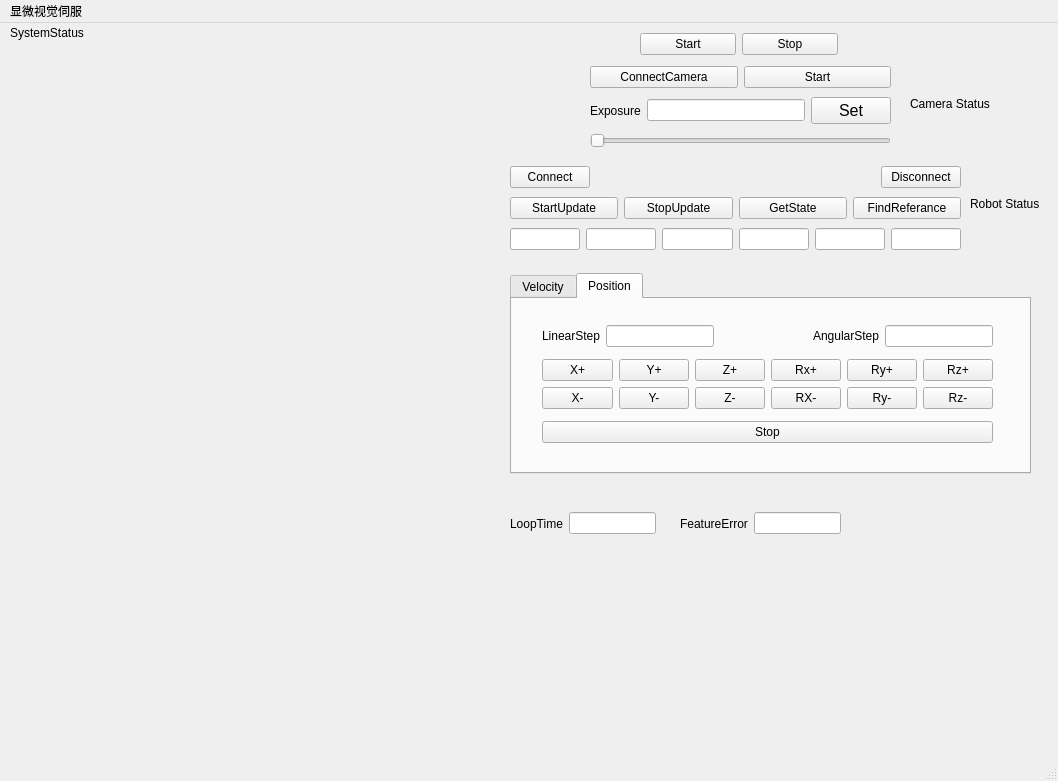
First picture: the form in mainwindow.ui, repository fengyu1993/Microscopic_Visual_Servoing, before the edit.
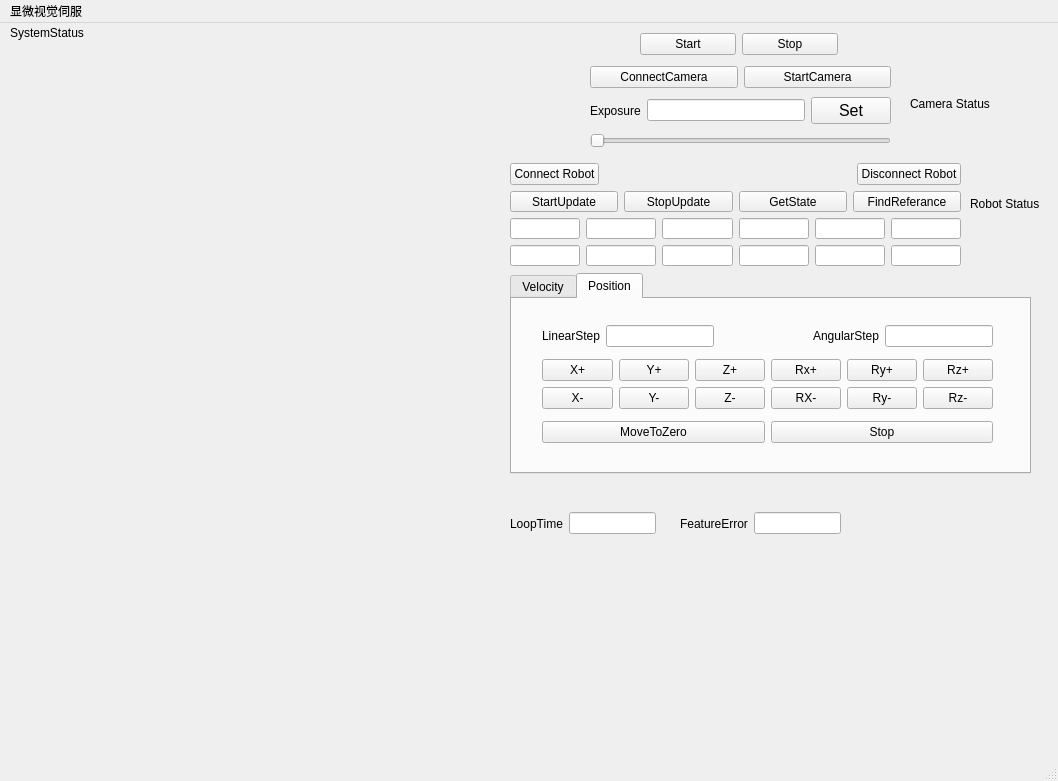
Second picture: the form after the edit.

The edit to the form file:
```diff
--- a/mainwindow.ui
+++ b/mainwindow.ui
@@ -412,11 +412,22 @@
         </layout>
        </item>
        <item>
-        <widget class="QPushButton" name="Stop_2">
-         <property name="text">
-          <string>Stop</string>
-         </property>
-        </widget>
+        <layout class="QHBoxLayout" name="horizontalLayout_18">
+         <item>
+          <widget class="QPushButton" name="MoveToZero_2">
+           <property name="text">
+            <string>MoveToZero</string>
+           </property>
+          </widget>
+         </item>
+         <item>
+          <widget class="QPushButton" name="Stop_2">
+           <property name="text">
+            <string>Stop</string>
+           </property>
+          </widget>
+         </item>
+        </layout>
        </item>
       </layout>
      </widget>
@@ -428,7 +439,7 @@
       <x>510</x>
       <y>140</y>
       <width>451</width>
-      <height>90</height>
+      <height>103</height>
      </rect>
     </property>
     <layout class="QVBoxLayout" name="verticalLayout_8">
@@ -437,7 +448,7 @@
        <item>
         <widget class="QPushButton" name="connect">
          <property name="text">
-          <string>Connect</string>
+          <string>Connect Robot</string>
          </property>
         </widget>
        </item>
@@ -457,7 +468,7 @@
        <item>
         <widget class="QPushButton" name="disconnect">
          <property name="text">
-          <string>Disconnect</string>
+          <string>Disconnect Robot</string>
          </property>
         </widget>
        </item>
@@ -517,6 +528,28 @@
        </item>
       </layout>
      </item>
+     <item>
+      <layout class="QHBoxLayout" name="horizontalLayout_17">
+       <item>
+        <widget class="QLineEdit" name="current_joint_pos_1"/>
+       </item>
+       <item>
+        <widget class="QLineEdit" name="current_joint_pos_2"/>
+       </item>
+       <item>
+        <widget class="QLineEdit" name="current_joint_pos_3"/>
+       </item>
+       <item>
+        <widget class="QLineEdit" name="current_joint_pos_4"/>
+       </item>
+       <item>
+        <widget class="QLineEdit" name="current_joint_pos_5"/>
+       </item>
+       <item>
+        <widget class="QLineEdit" name="current_joint_pos_6"/>
+       </item>
+      </layout>
+     </item>
     </layout>
    </widget>
    <widget class="QWidget" name="verticalLayoutWidget_9">
@@ -542,9 +575,9 @@
         </widget>
        </item>
        <item>
-        <widget class="QPushButton" name="pushButton_Start">
+        <widget class="QPushButton" name="pushButton_StartCamera">
          <property name="text">
-          <string>Start</string>
+          <string>StartCamera</string>
          </property>
          <property name="checkable">
           <bool>true</bool>
@@ -664,7 +697,7 @@
     </property>
     <layout class="QHBoxLayout" name="horizontalLayout_11">
      <item>
-      <widget class="QPushButton" name="pushButton_c">
+      <widget class="QPushButton" name="pushButton_Start">
        <property name="text">
         <string>Start</string>
        </property>
```
